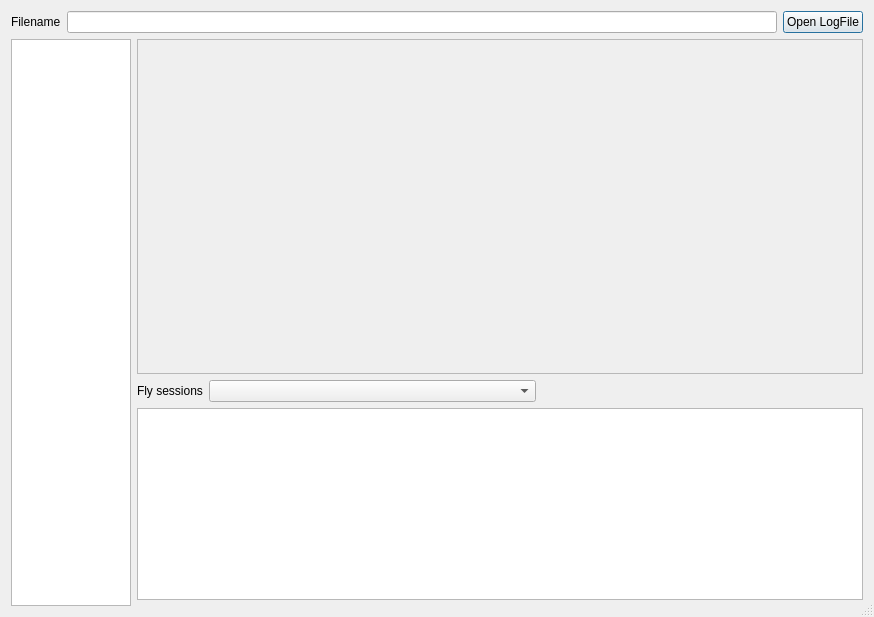
This is src/logsdialog.ui in roberto1903/companion9x as Qt 5 draws it before an edit. The edited form follows.
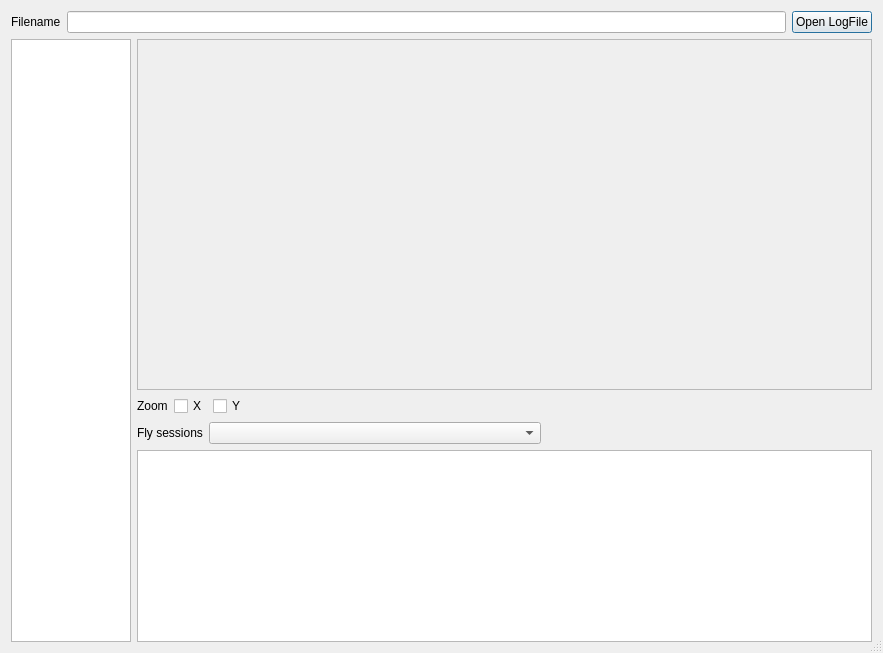
This is the edited form. Icons and pictures are not drawn. Custom widgets are drawn as their Qt base class.

Commit message: Allow zoom in logs using mouse wheel and drag too...

```diff
--- a/src/logsdialog.ui
+++ b/src/logsdialog.ui
@@ -6,8 +6,8 @@
    <rect>
     <x>0</x>
     <y>0</y>
-    <width>874</width>
-    <height>617</height>
+    <width>883</width>
+    <height>653</height>
    </rect>
   </property>
   <property name="windowTitle">
@@ -20,7 +20,32 @@
   <property name="sizeGripEnabled">
    <bool>true</bool>
   </property>
-  <layout class="QGridLayout" name="gridLayout_2" rowstretch="0,1,0,0,0" columnstretch="0,1" rowminimumheight="0,1,0,0,0">
+  <layout class="QGridLayout" name="gridLayout" rowstretch="0,1,0,0,0">
+   <item row="0" column="0" colspan="2">
+    <layout class="QHBoxLayout" name="horizontalLayout">
+     <item>
+      <widget class="QLabel" name="label">
+       <property name="text">
+        <string>Filename</string>
+       </property>
+      </widget>
+     </item>
+     <item>
+      <widget class="QLineEdit" name="FileName_LE">
+       <property name="readOnly">
+        <bool>true</bool>
+       </property>
+      </widget>
+     </item>
+     <item>
+      <widget class="QPushButton" name="fileOpen_BT">
+       <property name="text">
+        <string>Open LogFile</string>
+       </property>
+      </widget>
+     </item>
+    </layout>
+   </item>
    <item row="1" column="0" rowspan="4">
     <widget class="QTableWidget" name="FieldsTW">
      <property name="sizePolicy">
@@ -98,32 +123,79 @@
      </layout>
     </widget>
    </item>
-   <item row="0" column="0" colspan="2">
-    <layout class="QHBoxLayout" name="horizontalLayout">
+   <item row="2" column="1">
+    <layout class="QHBoxLayout" name="horizontalLayout_3">
      <item>
-      <widget class="QLabel" name="label">
+      <widget class="QLabel" name="label_3">
        <property name="text">
-        <string>Filename</string>
+        <string>Zoom</string>
        </property>
       </widget>
      </item>
      <item>
-      <widget class="QLineEdit" name="FileName_LE">
-       <property name="readOnly">
-        <bool>true</bool>
+      <widget class="QCheckBox" name="ZoomX_ChkB">
+       <property name="text">
+        <string>X</string>
        </property>
       </widget>
      </item>
      <item>
-      <widget class="QPushButton" name="fileOpen_BT">
+      <widget class="QCheckBox" name="ZoomY_ChkB">
        <property name="text">
-        <string>Open LogFile</string>
+        <string>Y</string>
        </property>
       </widget>
      </item>
+     <item>
+      <spacer name="horizontalSpacer_2">
+       <property name="orientation">
+        <enum>Qt::Horizontal</enum>
+       </property>
+       <property name="sizeHint" stdset="0">
+        <size>
+         <width>40</width>
+         <height>20</height>
+        </size>
+       </property>
+      </spacer>
+     </item>
     </layout>
    </item>
    <item row="3" column="1">
+    <layout class="QHBoxLayout" name="horizontalLayout_2">
+     <item>
+      <widget class="QLabel" name="label_2">
+       <property name="text">
+        <string>Fly sessions</string>
+       </property>
+      </widget>
+     </item>
+     <item>
+      <widget class="QComboBox" name="sessions_CB">
+       <property name="sizePolicy">
+        <sizepolicy hsizetype="MinimumExpanding" vsizetype="Fixed">
+         <horstretch>0</horstretch>
+         <verstretch>0</verstretch>
+        </sizepolicy>
+       </property>
+      </widget>
+     </item>
+     <item>
+      <spacer name="horizontalSpacer">
+       <property name="orientation">
+        <enum>Qt::Horizontal</enum>
+       </property>
+       <property name="sizeHint" stdset="0">
+        <size>
+         <width>40</width>
+         <height>20</height>
+        </size>
+       </property>
+      </spacer>
+     </item>
+    </layout>
+   </item>
+   <item row="4" column="1">
     <widget class="QTableWidget" name="logTable">
      <property name="sizePolicy">
       <sizepolicy hsizetype="MinimumExpanding" vsizetype="MinimumExpanding">
@@ -166,40 +238,6 @@
      </attribute>
     </widget>
    </item>
-   <item row="2" column="1">
-    <layout class="QHBoxLayout" name="horizontalLayout_2">
-     <item>
-      <widget class="QLabel" name="label_2">
-       <property name="text">
-        <string>Fly sessions</string>
-       </property>
-      </widget>
-     </item>
-     <item>
-      <widget class="QComboBox" name="sessions_CB">
-       <property name="sizePolicy">
-        <sizepolicy hsizetype="MinimumExpanding" vsizetype="Fixed">
-         <horstretch>0</horstretch>
-         <verstretch>0</verstretch>
-        </sizepolicy>
-       </property>
-      </widget>
-     </item>
-     <item>
-      <spacer name="horizontalSpacer">
-       <property name="orientation">
-        <enum>Qt::Horizontal</enum>
-       </property>
-       <property name="sizeHint" stdset="0">
-        <size>
-         <width>40</width>
-         <height>20</height>
-        </size>
-       </property>
-      </spacer>
-     </item>
-    </layout>
-   </item>
   </layout>
  </widget>
  <layoutdefault spacing="6" margin="11"/>
```
The commit also changes 1 other file.
